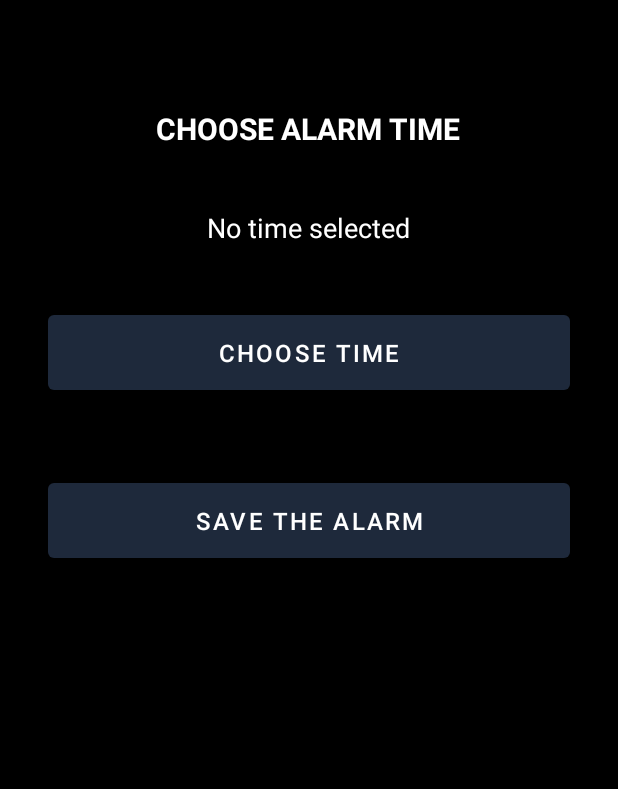
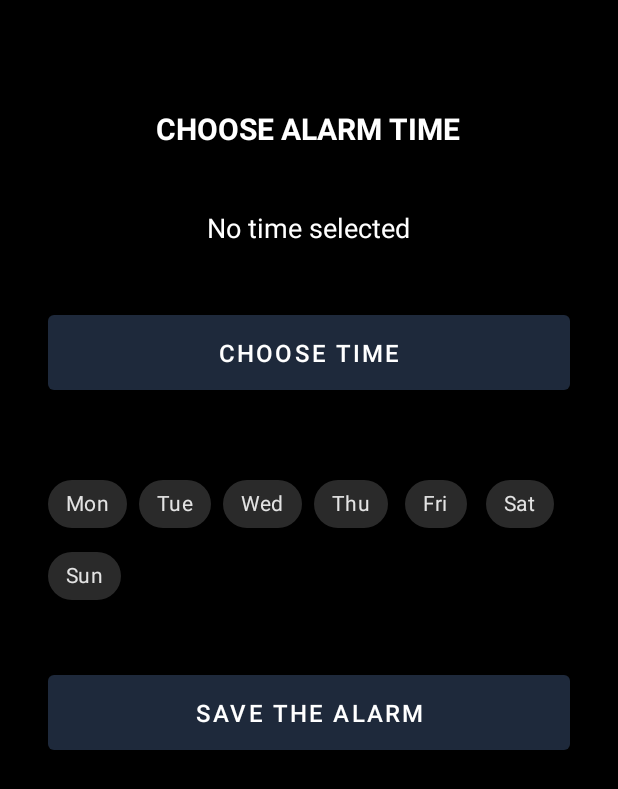
Before and after one commit to anavaicum/WAKEY, an Android app: the AlarmActivity screen opened directly, with no data from a screen before it, on a phone screen of 412 x 824 dp. Shown: the top 789 px of the screen. Run offline under Robolectric (Android 15) with nearby library versions, the phone set to English and light mode, and no system bars.

Commit message:
Repeating alarm logic added

```diff
--- a/app/src/main/java/com/wakey/activities/AlarmActivity.java
+++ b/app/src/main/java/com/wakey/activities/AlarmActivity.java
@@ -29,6 +29,7 @@ public class AlarmActivity extends AppCompatActivity  {
     private TextView selectedTimeText;
     private int selectedHour = -1;
     private int selectedMinute = -1;
+    private com.google.android.material.chip.Chip chipMon, chipTue, chipWed, chipThu, chipFri, chipSat, chipSun;
 
     @Override
     protected void onCreate(Bundle savedInstanceState) {
@@ -39,10 +40,29 @@ public class AlarmActivity extends AppCompatActivity  {
         Button saveAlarmBtn = findViewById(R.id.saveAlarmBtn);
         selectedTimeText = findViewById(R.id.selectedTimeText);
 
+        chipMon = findViewById(R.id.chipMon);
+        chipTue = findViewById(R.id.chipTue);
+        chipWed = findViewById(R.id.chipWed);
+        chipThu = findViewById(R.id.chipThu);
+        chipFri = findViewById(R.id.chipFri);
+        chipSat = findViewById(R.id.chipSat);
+        chipSun = findViewById(R.id.chipSun);
+
         pickTimeBtn.setOnClickListener(v -> openTimePicker());
         saveAlarmBtn.setOnClickListener(v -> saveAlarm());
     }
 
+    private int buildRepeatMask() {
+        int mask = 0;
+        if (chipMon.isChecked()) mask |= (1 << 0);
+        if (chipTue.isChecked()) mask |= (1 << 1);
+        if (chipWed.isChecked()) mask |= (1 << 2);
+        if (chipThu.isChecked()) mask |= (1 << 3);
+        if (chipFri.isChecked()) mask |= (1 << 4);
+        if (chipSat.isChecked()) mask |= (1 << 5);
+        if (chipSun.isChecked()) mask |= (1 << 6);
+        return mask;
+    }
     private void openTimePicker() {
         Calendar now = Calendar.getInstance();
 
@@ -90,18 +110,25 @@ public class AlarmActivity extends AppCompatActivity  {
             return;
         }
 
+        int repeatMask = buildRepeatMask();
+
         AlarmEntity alarm = new AlarmEntity();
         alarm.hour = selectedHour;
         alarm.minute = selectedMinute;
         alarm.selectedObjectName = randomObject;
         alarm.isActive = true;
+        alarm.repeatDaysMask = repeatMask;
 
-        WakeyDatabase.getInstance(this).alarmDao().insertAlarm(alarm);
+        long newId = WakeyDatabase.getInstance(this).alarmDao().insertAlarm(alarm);
+        alarm.id = (int) newId;
 
-        scheduleAlarm(selectedHour, selectedMinute, randomObject);
+        long next = com.wakey.alarm.AlarmScheduler.computeNextTriggerTimeMillis(alarm);
+        alarm.nextTriggerAt = next;
+        WakeyDatabase.getInstance(this).alarmDao().setNextTriggerAt(alarm.id, next);
+
+        com.wakey.alarm.AlarmScheduler.schedule(this, alarm);
 
         Toast.makeText(this, "Alarmă setată!", Toast.LENGTH_SHORT).show();
-
         startActivity(new Intent(this, AlarmListActivity.class));
         finish();
     }
--- a/app/src/main/java/com/wakey/adapters/AlarmListAdapter.java
+++ b/app/src/main/java/com/wakey/adapters/AlarmListAdapter.java
@@ -38,6 +38,7 @@ public class AlarmListAdapter extends RecyclerView.Adapter<AlarmListAdapter.View
         holder.time.setText(String.format("Time: %02d:%02d", alarm.hour, alarm.minute));
 
         holder.deleteBtn.setOnClickListener(v -> {
+            com.wakey.alarm.AlarmScheduler.cancel(context, alarm.id);
             WakeyDatabase.getInstance(context).alarmDao().deleteAlarm(alarm);
             alarms.remove(position);
             notifyItemRemoved(position);
--- a/app/src/main/java/com/wakey/database/AlarmEntity.java
+++ b/app/src/main/java/com/wakey/database/AlarmEntity.java
@@ -13,4 +13,10 @@ public class AlarmEntity {
     public int minute;
     public String selectedObjectName;
     public boolean isActive;
+
+    // Bitmask pentru zile: bit0=Mon ... bit6=Sun. 0 = one-shot
+    public int repeatDaysMask;
+
+    // opțional, util pentru debug/UI
+    public long nextTriggerAt;
 }
--- /dev/null
+++ b/app/src/main/res/drawable/fab_background.xml
@@ -0,0 +1,4 @@
+<?xml version="1.0" encoding="utf-8"?>
+<selector xmlns:android="http://schemas.android.com/apk/res/android">
+
+</selector>
--- a/app/src/main/res/layout/activity_alarm.xml
+++ b/app/src/main/res/layout/activity_alarm.xml
@@ -2,6 +2,7 @@
 <LinearLayout xmlns:android="http://schemas.android.com/apk/res/android"
     android:layout_width="match_parent"
     android:layout_height="match_parent"
+    xmlns:app="http://schemas.android.com/apk/res-auto"
     android:orientation="vertical"
     android:gravity="center_horizontal"
     android:padding="32dp"
@@ -36,6 +37,67 @@
         android:padding="14dp"
         android:layout_marginBottom="30dp" />
 
+    <com.google.android.material.chip.ChipGroup
+        android:id="@+id/daysChipGroup"
+        android:layout_width="match_parent"
+        android:layout_height="wrap_content"
+        android:layout_marginTop="16dp"
+        android:layout_marginBottom="16dp"
+        app:singleSelection="false"
+        app:selectionRequired="false">
+
+        <com.google.android.material.chip.Chip
+            android:id="@+id/chipMon"
+            android:layout_width="wrap_content"
+            android:layout_height="wrap_content"
+            android:text="Mon"
+            android:checkable="true" />
+
+        <com.google.android.material.chip.Chip
+            android:id="@+id/chipTue"
+            android:layout_width="wrap_content"
+            android:layout_height="wrap_content"
+            android:text="Tue"
+            android:checkable="true" />
+
+        <com.google.android.material.chip.Chip
+            android:id="@+id/chipWed"
+            android:layout_width="wrap_content"
+            android:layout_height="wrap_content"
+            android:text="Wed"
+            android:checkable="true" />
+
+        <com.google.android.material.chip.Chip
+            android:id="@+id/chipThu"
+            android:layout_width="wrap_content"
+            android:layout_height="wrap_content"
+            android:text="Thu"
+            android:checkable="true" />
+
+        <com.google.android.material.chip.Chip
+            android:id="@+id/chipFri"
+            android:layout_width="wrap_content"
+            android:layout_height="wrap_content"
+            android:text="Fri"
+            android:checkable="true" />
+
+        <com.google.android.material.chip.Chip
+            android:id="@+id/chipSat"
+            android:layout_width="wrap_content"
+            android:layout_height="wrap_content"
+            android:text="Sat"
+            android:checkable="true" />
+
+        <com.google.android.material.chip.Chip
+            android:id="@+id/chipSun"
+            android:layout_width="wrap_content"
+            android:layout_height="wrap_content"
+            android:text="Sun"
+            android:checkable="true" />
+
+    </com.google.android.material.chip.ChipGroup>
+
+
     <Button
         android:id="@+id/saveAlarmBtn"
         android:layout_width="match_parent"
```
Also changed, not shown: app/src/main/java/com/wakey/alarm/AlarmReceiver.java (+22 -0 lines), app/src/main/java/com/wakey/alarm/AlarmScheduler.java (added, +119 -0 lines), app/src/main/java/com/wakey/database/AlarmDao.java (+12 -6 lines), app/src/main/java/com/wakey/database/WakeyDatabase.java (+16 -4 lines), app/src/main/res/layout/item_alarm.xml (+63 -20 lines), 1 other file.
